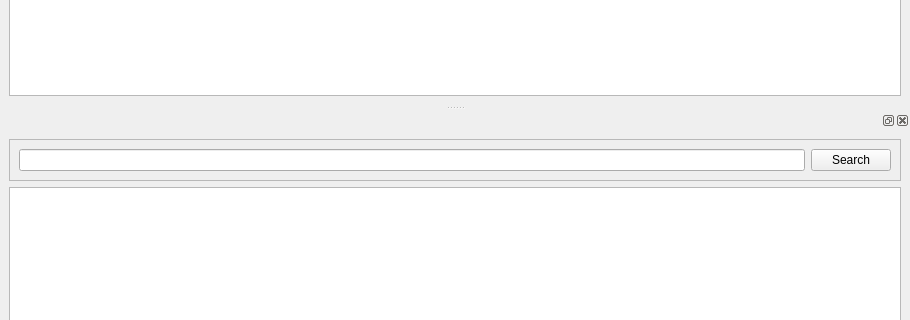
Above: ui/EuLog.main.ui from ceccopierangiolieugenio/EuLog before the change; both pictures show x 0 to 910 and y 270 to 590 of the 910 by 680 pixel window. Below: the same form after it.
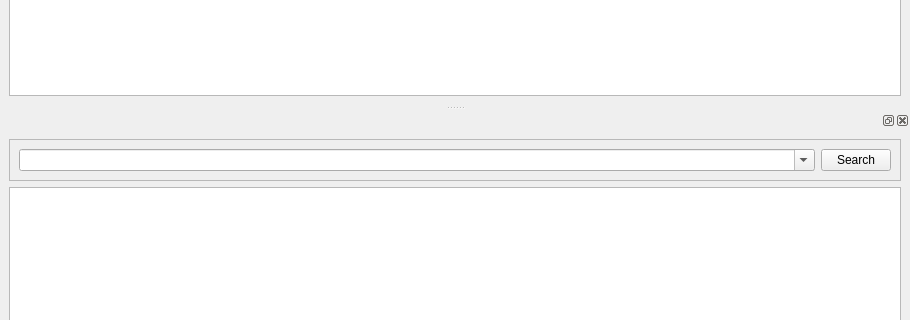
That is the form after the change.

Commit message: Save old searches

Patch:
```diff
--- a/ui/EuLog.main.ui
+++ b/ui/EuLog.main.ui
@@ -92,10 +92,23 @@
        </property>
        <layout class="QHBoxLayout" name="horizontalLayout">
         <item>
-         <widget class="QLineEdit" name="txtSearchEdit"/>
+         <widget class="QComboBox" name="comboSearchEdit">
+          <property name="editable">
+           <bool>true</bool>
+          </property>
+          <property name="insertPolicy">
+           <enum>QComboBox::InsertAtTop</enum>
+          </property>
+         </widget>
         </item>
         <item>
          <widget class="QPushButton" name="txtSearchButton">
+          <property name="maximumSize">
+           <size>
+            <width>70</width>
+            <height>16777215</height>
+           </size>
+          </property>
           <property name="text">
            <string>Search</string>
           </property>
```
Left out of the diff: 4 changed lines with no effect on the pictures. The commit also changes 2 other files.
